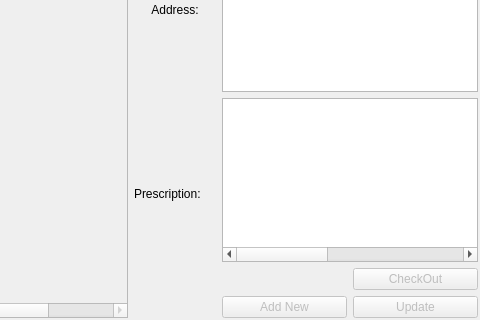
Before: the Qt Designer form patientscreen.ui in WNewsome/Pharmaceutical-Point-of-Sale, drawn with Qt 5; both pictures show x 233 to 713 and y 273 to 593 of the 713 by 593 pixel window.
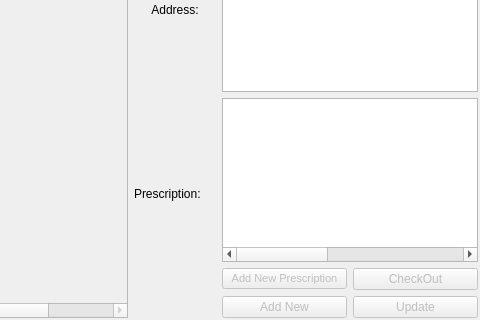
After: the same form once the commit is applied.

Commit message: implemented add prescription

```diff
--- a/patientscreen.ui
+++ b/patientscreen.ui
@@ -236,6 +236,21 @@
     <item row="2" column="2" colspan="2">
      <widget class="QLineEdit" name="phoneEdit"/>
     </item>
+    <item row="7" column="2">
+     <widget class="QPushButton" name="addNewButton_2">
+      <property name="enabled">
+       <bool>false</bool>
+      </property>
+      <property name="font">
+       <font>
+        <pointsize>8</pointsize>
+       </font>
+      </property>
+      <property name="text">
+       <string>Add New Prescription</string>
+      </property>
+     </widget>
+    </item>
    </layout>
   </widget>
   <widget class="QPushButton" name="search_button_2">
```
The commit also changes 6 other files.
